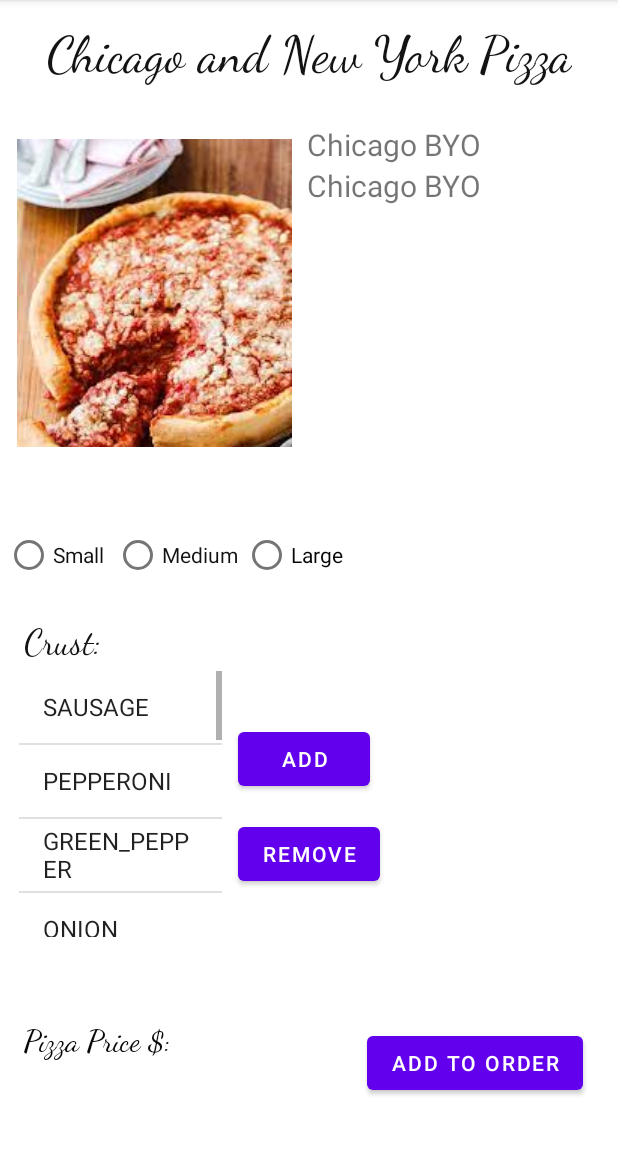
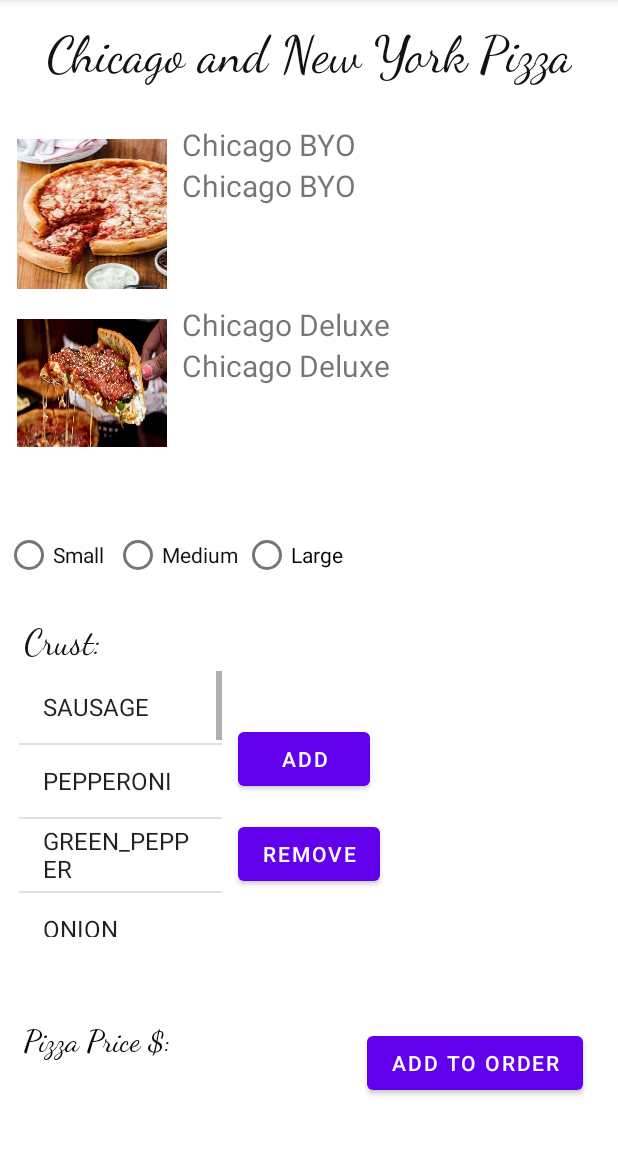
Before and after one commit to AryaShetty08/Project5Pizza, an Android app: the PizzaOrderingActivity screen opened directly, with no data from a screen before it, on a phone screen of 412 x 824 dp, the part 84-1236 px from its top. Run offline under Robolectric (Android 15) with nearby library versions, the light colour scheme and no system bars.

Commit message:
add stuff to project 5

```diff
--- a/app/src/main/res/layout/single_item.xml
+++ b/app/src/main/res/layout/single_item.xml
@@ -7,10 +7,11 @@
 
     <ImageView
         android:id="@+id/imageView"
-        android:layout_width="wrap_content"
-        android:layout_height="wrap_content"
+        android:layout_width="100dp"
+        android:layout_height="100dp"
+        android:layout_margin="10dp"
         tools:srcCompat="@tools:sample/avatars"
-        android:layout_margin="10dp"/>
+        android:scaleType="fitXY"/>
 
     <LinearLayout
         android:layout_width="match_parent"
--- a/app/src/main/res/layout/storeorders.xml
+++ b/app/src/main/res/layout/storeorders.xml
@@ -49,7 +49,7 @@
         android:id="@+id/total"
         android:layout_width="wrap_content"
         android:layout_height="wrap_content"
-        android:layout_marginStart="75dp"
+        android:layout_marginStart="40dp"
         android:layout_marginTop="76dp"
         android:fontFamily="cursive"
         android:text="Order Total $"
```
